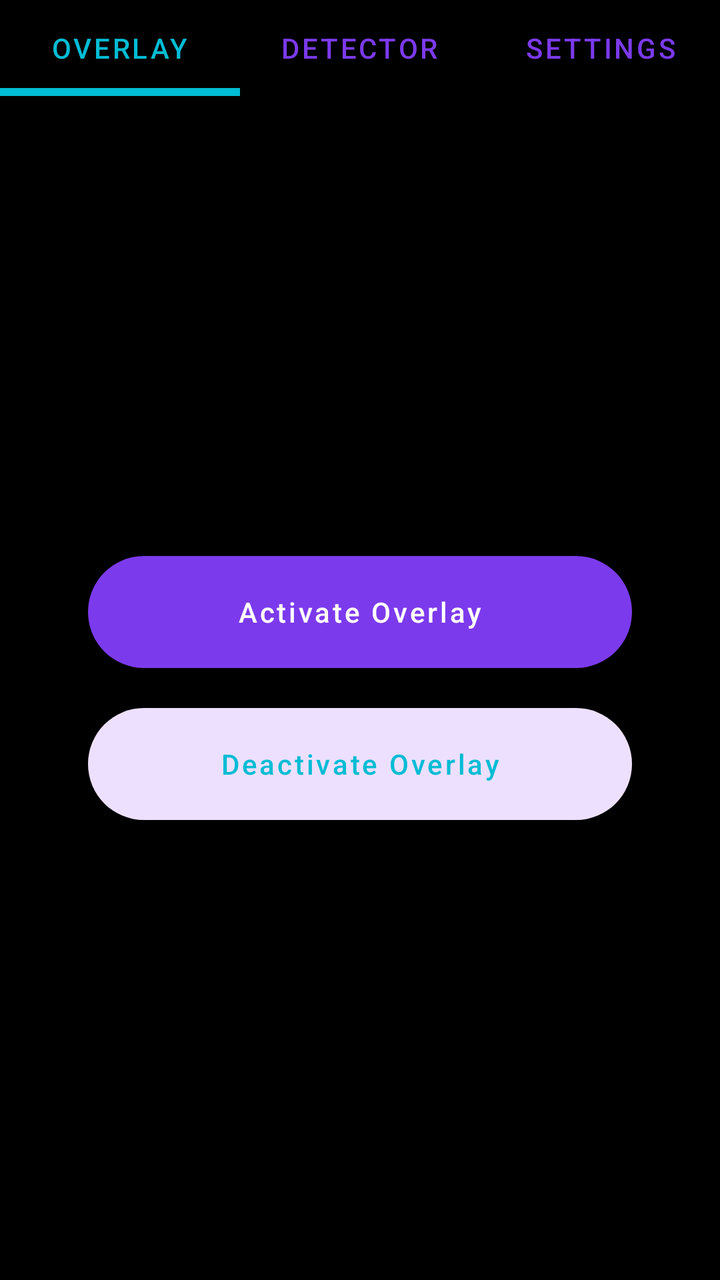
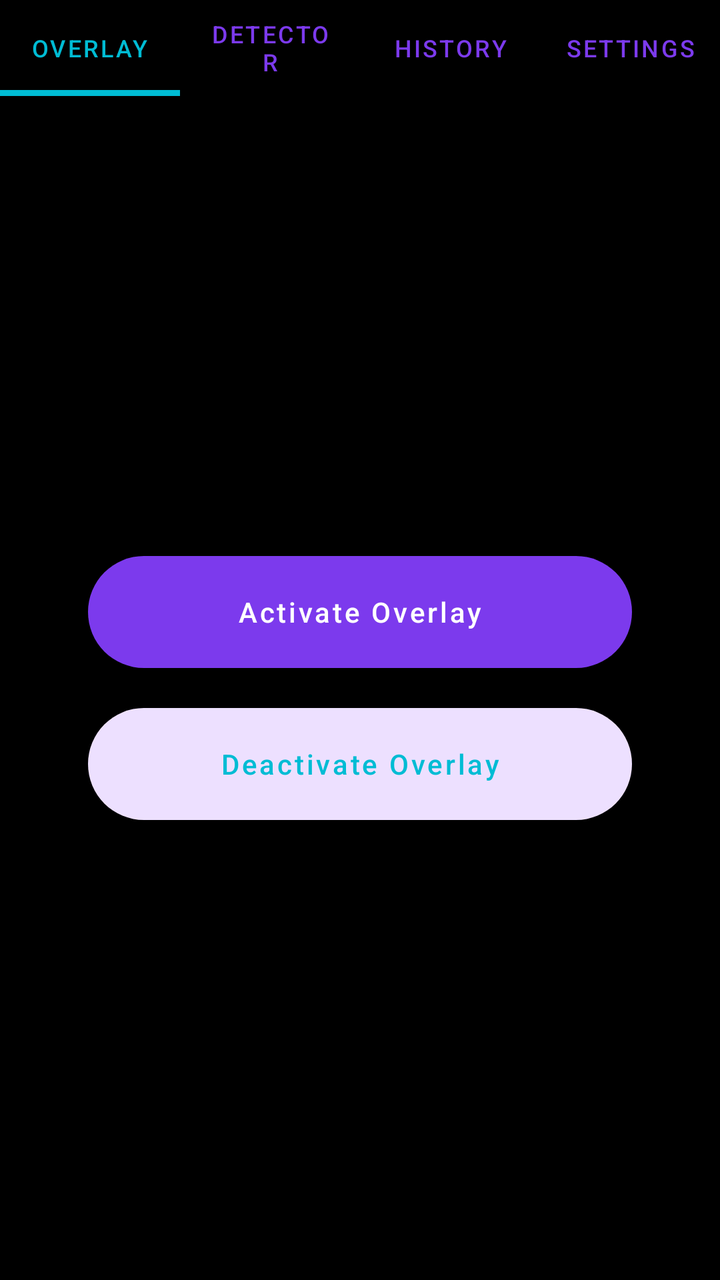

Screens rendered from an Android XML layout before and after an edit, with the pre-edit source and the edit as a unified diff.
<!-- AndroidManifest.xml: application theme Theme.Test103 -->
<!-- res/layout/activity_main.xml -->
<?xml version="1.0" encoding="utf-8"?>
<LinearLayout xmlns:android="http://schemas.android.com/apk/res/android"
    xmlns:app="http://schemas.android.com/apk/res-auto"
    android:layout_width="match_parent"
    android:layout_height="match_parent"
    android:orientation="vertical"
    android:background="@android:color/transparent"
    android:fitsSystemWindows="true">

    <com.google.android.material.tabs.TabLayout
        android:id="@+id/tabLayout"
        android:layout_width="match_parent"
        android:layout_height="wrap_content"
        android:background="@android:color/transparent"
        app:tabIndicatorColor="@color/lm_tab_indicator"
        app:tabSelectedTextColor="@color/lm_tab_indicator"
        app:tabTextColor="@color/lm_tab_text"
        app:tabMode="fixed"
        app:tabGravity="fill"
        app:tabIndicatorHeight="4dp">

        <com.google.android.material.tabs.TabItem
            android:layout_width="wrap_content"
            android:layout_height="wrap_content"
            android:text="Overlay" />
        <com.google.android.material.tabs.TabItem
            android:layout_width="wrap_content"
            android:layout_height="wrap_content"
            android:text="Detector" />
        <com.google.android.material.tabs.TabItem
            android:layout_width="wrap_content"
            android:layout_height="wrap_content"
            android:text="Settings" />
    </com.google.android.material.tabs.TabLayout>

    
    <FrameLayout
        android:id="@+id/mainContainer"
        android:layout_width="match_parent"
        android:layout_height="match_parent"
        android:padding="24dp">

        
        <LinearLayout
            android:id="@+id/viewOverlay"
            android:layout_width="match_parent"
            android:layout_height="match_parent"
            android:gravity="center"
            android:orientation="vertical"
            android:padding="20dp"
            android:visibility="visible">

            <com.google.android.material.button.MaterialButton
                android:id="@+id/btnStart"
                android:layout_width="match_parent"
                android:layout_height="56dp"
                android:insetTop="0dp"
                android:insetBottom="0dp"
                android:text="Activate Overlay"
                android:textAllCaps="false"
                android:textColor="@color/white"
                app:backgroundTint="@color/lm_primary"
                app:cornerRadius="30dp"
                app:elevation="12dp" />

            <com.google.android.material.button.MaterialButton
                android:id="@+id/btnStop"
                style="@style/Widget.MaterialComponents.Button.TextButton"
                android:layout_width="match_parent"
                android:layout_height="56dp"
                android:insetTop="0dp"
                android:insetBottom="0dp"
                android:layout_marginTop="20dp"
                android:text="Deactivate Overlay"
                android:textAllCaps="false"
                android:textColor="@color/lm_btn_secondary_text"
                app:backgroundTint="@color/lm_btn_secondary"
                app:cornerRadius="30dp"
                app:strokeWidth="0dp" />
        </LinearLayout>

        
        <FrameLayout
            android:id="@+id/viewDetector"
            android:layout_width="match_parent"
            android:layout_height="match_parent"
            android:visibility="gone" />

        
        <LinearLayout
            android:id="@+id/viewSettings"
            android:layout_width="match_parent"
            android:layout_height="match_parent"
            android:orientation="vertical"
            android:paddingTop="10dp"
            android:visibility="gone">

            <com.google.android.material.card.MaterialCardView
                android:layout_width="match_parent"
                android:layout_height="wrap_content"
                android:layout_margin="8dp"
                app:cardBackgroundColor="@color/lm_card"
                app:cardCornerRadius="40dp"
                app:cardElevation="0dp"
                app:strokeWidth="0dp">

                <LinearLayout
                    android:layout_width="match_parent"
                    android:layout_height="wrap_content"
                    android:gravity="center_vertical"
                    android:orientation="horizontal"
                    android:paddingStart="30dp"
                    android:paddingEnd="20dp"
                    android:paddingTop="16dp"
                    android:paddingBottom="16dp">

                    <TextView
                        android:layout_width="0dp"
                        android:layout_height="wrap_content"
                        android:layout_weight="1"
                        android:text="Crop Tool"
                        android:textColor="@color/lm_text_primary"
                        android:textSize="16sp" />

                    <com.google.android.material.switchmaterial.SwitchMaterial
                        android:id="@+id/crop_switch"
                        android:layout_width="wrap_content"
                        android:layout_height="wrap_content"
                        app:thumbTint="@color/switch_teal_selector"
                        app:trackTint="@color/switch_teal_track_selector" />
                </LinearLayout>
            </com.google.android.material.card.MaterialCardView>

            <com.google.android.material.card.MaterialCardView
                android:layout_width="match_parent"
                android:layout_height="wrap_content"
                android:layout_margin="8dp"
                app:cardBackgroundColor="@color/lm_card"
                app:cardCornerRadius="40dp"
                app:cardElevation="0dp"
                app:strokeWidth="0dp">

                <LinearLayout
                    android:layout_width="match_parent"
                    android:layout_height="wrap_content"
                    android:gravity="center_vertical"
                    android:orientation="horizontal"
                    android:paddingStart="30dp"
                    android:paddingEnd="20dp"
                    android:paddingTop="16dp"
                    android:paddingBottom="16dp">

                    <TextView
                        android:layout_width="0dp"
                        android:layout_height="wrap_content"
                        android:layout_weight="1"
                        android:text="Dark Mode"
                        android:textColor="@color/lm_text_primary"
                        android:textSize="16sp" />

                    <com.google.android.material.switchmaterial.SwitchMaterial
                        android:id="@+id/dark_mode_switch"
                        android:layout_width="wrap_content"
                        android:layout_height="wrap_content"
                        app:thumbTint="@color/switch_teal_selector"
                        app:trackTint="@color/switch_teal_track_selector" />
                </LinearLayout>
            </com.google.android.material.card.MaterialCardView>

        </LinearLayout>
    </FrameLayout>
</LinearLayout>
<!-- resources referenced by this layout -->
<resources>
  <color name="lm_btn_secondary">#EDE0FF</color>
  <color name="lm_btn_secondary_text">#00BCD4</color>
  <color name="lm_card">#EDE0FF</color>
  <color name="lm_primary">#7C3AED</color>
  <color name="lm_tab_indicator">#00BCD4</color>
  <color name="lm_tab_text">#7C3AED</color>
  <color name="lm_text_primary">#1A0533</color>
  <color name="white">#FFFFFF</color>
  <style name="Theme.Test103" parent="Theme.MaterialComponents.NoActionBar">
          <item name="colorPrimary">@color/dm_primary</item>
          <item name="colorOnPrimary">@color/white</item>
          <item name="colorSecondary">@color/dm_accent</item>
          <item name="colorOnSecondary">@color/white</item>
          <item name="android:windowBackground">@color/dm_background</item>
          <item name="android:statusBarColor">@color/dm_background</item>
          <item name="android:navigationBarColor">@color/dm_background</item>
          <item name="windowNoTitle">true</item>
          <item name="windowActionBar">false</item>
      </style>
  <color name="dm_primary">#7C3AED</color>
  <color name="dm_accent">#00BCD4</color>
  <color name="dm_background">#000000</color>
</resources>

<!-- the commit's change to res/layout/activity_main.xml (unified diff, before → after) -->
@@ -17,7 +17,7 @@
         app:tabTextColor="@color/lm_tab_text"
         app:tabMode="fixed"
         app:tabGravity="fill"
-        app:tabIndicatorHeight="4dp">
+        app:tabIndicatorHeight="3dp">
 
         <com.google.android.material.tabs.TabItem
             android:layout_width="wrap_content"
@@ -27,13 +27,17 @@
             android:layout_width="wrap_content"
             android:layout_height="wrap_content"
             android:text="Detector" />
+        
+        <com.google.android.material.tabs.TabItem
+            android:layout_width="wrap_content"
+            android:layout_height="wrap_content"
+            android:text="History" />
         <com.google.android.material.tabs.TabItem
             android:layout_width="wrap_content"
             android:layout_height="wrap_content"
             android:text="Settings" />
     </com.google.android.material.tabs.TabLayout>
 
-    
     <FrameLayout
         android:id="@+id/mainContainer"
         android:layout_width="match_parent"
@@ -88,6 +92,54 @@
 
         
         <LinearLayout
+            android:id="@+id/viewHistory"
+            android:layout_width="match_parent"
+            android:layout_height="match_parent"
+            android:orientation="vertical"
+            android:visibility="gone">
+
+            <LinearLayout
+                android:layout_width="match_parent"
+                android:layout_height="wrap_content"
+                android:orientation="horizontal"
+                android:gravity="center_vertical"
+                android:paddingBottom="8dp">
+
+                <TextView
+                    android:id="@+id/historyTitle"
+                    android:layout_width="0dp"
+                    android:layout_height="wrap_content"
+                    android:layout_weight="1"
+                    android:text="Recent detections"
+                    android:textSize="18sp"
+                    android:textStyle="bold"
+                    android:textColor="@color/lm_text_primary" />
+
+                <TextView
+                    android:id="@+id/btnClearHistory"
+                    android:layout_width="wrap_content"
+                    android:layout_height="wrap_content"
+                    android:padding="8dp"
+                    android:text="Clear"
+                    android:textSize="14sp"
+                    android:textColor="@color/lm_primary" />
+            </LinearLayout>
+
+            <ScrollView
+                android:layout_width="match_parent"
+                android:layout_height="match_parent"
+                android:scrollbars="none">
+
+                <LinearLayout
+                    android:id="@+id/historyList"
+                    android:layout_width="match_parent"
+                    android:layout_height="wrap_content"
+                    android:orientation="vertical" />
+            </ScrollView>
+        </LinearLayout>
+
+        
+        <LinearLayout
             android:id="@+id/viewSettings"
             android:layout_width="match_parent"
             android:layout_height="match_parent"
@@ -100,7 +152,7 @@
                 android:layout_height="wrap_content"
                 android:layout_margin="8dp"
                 app:cardBackgroundColor="@color/lm_card"
-                app:cardCornerRadius="40dp"
+                app:cardCornerRadius="24dp"
                 app:cardElevation="0dp"
                 app:strokeWidth="0dp">
 
@@ -109,8 +161,8 @@
                     android:layout_height="wrap_content"
                     android:gravity="center_vertical"
                     android:orientation="horizontal"
-                    android:paddingStart="30dp"
-                    android:paddingEnd="20dp"
+                    android:paddingStart="24dp"
+                    android:paddingEnd="16dp"
                     android:paddingTop="16dp"
                     android:paddingBottom="16dp">
 
@@ -136,7 +188,7 @@
                 android:layout_height="wrap_content"
                 android:layout_margin="8dp"
                 app:cardBackgroundColor="@color/lm_card"
-                app:cardCornerRadius="40dp"
+                app:cardCornerRadius="24dp"
                 app:cardElevation="0dp"
                 app:strokeWidth="0dp">
 
@@ -145,8 +197,8 @@
                     android:layout_height="wrap_content"
                     android:gravity="center_vertical"
                     android:orientation="horizontal"
-                    android:paddingStart="30dp"
-                    android:paddingEnd="20dp"
+                    android:paddingStart="24dp"
+                    android:paddingEnd="16dp"
                     android:paddingTop="16dp"
                     android:paddingBottom="16dp">
 
